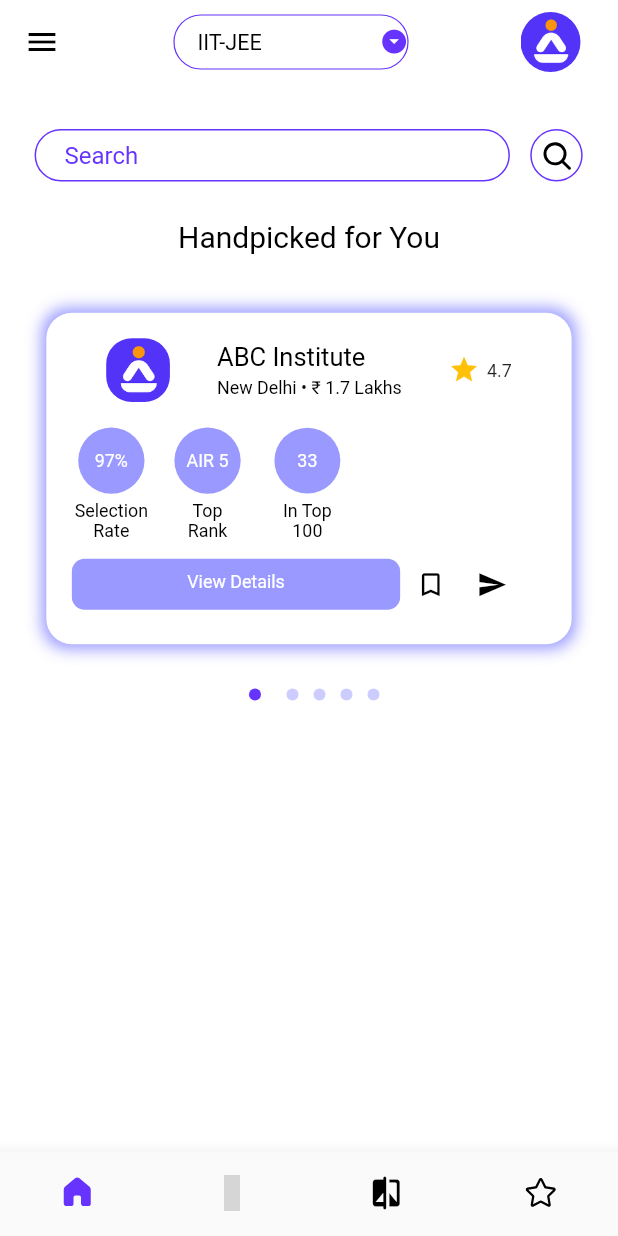
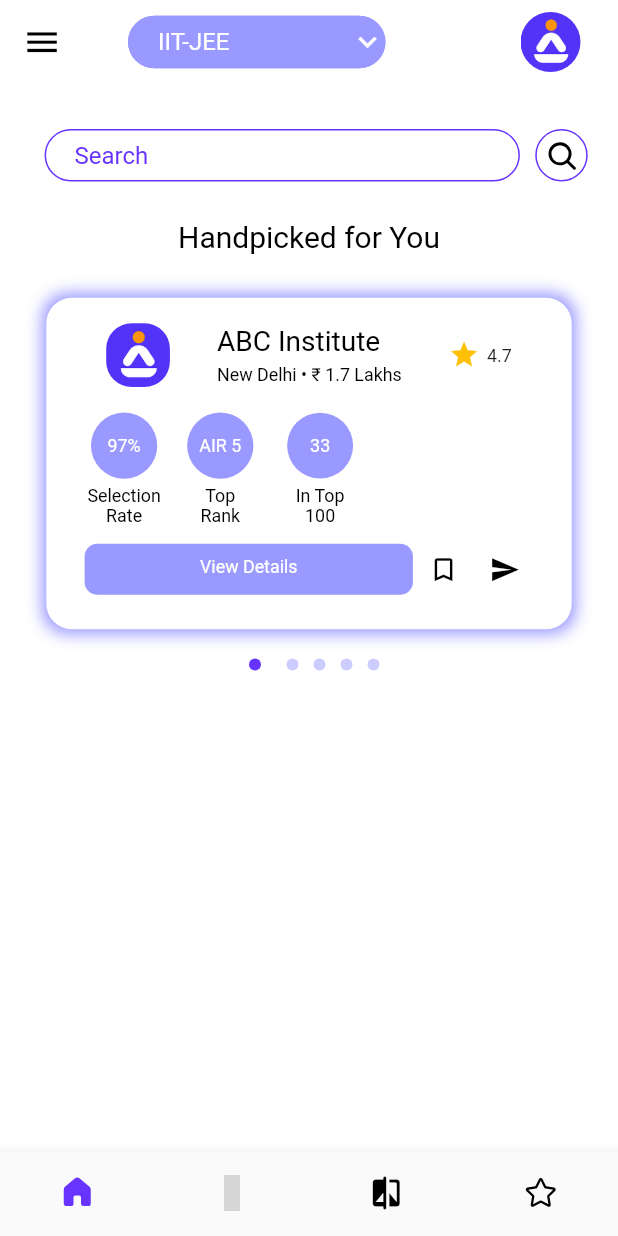
Before and after one commit to afterschoolcareer/afterschool_user_application, a Flutter app: the Homepage screen opened directly, on a phone screen of 412 x 824 dp. Run offline on Flutter 3.47's test engine with Material 2 defaults, Android fonts, the light colour scheme and no system bars; our stand-ins replace fluentui_icons, shared_preferences; accounts and stored records are empty; statements that could not run were skipped; grey boxes are pictures that could not be loaded.

Commit message:
enhanced app bar and card UI

```diff
--- a/lib/Homescreen/institute_card.dart
+++ b/lib/Homescreen/institute_card.dart
@@ -82,13 +82,14 @@ class _InstituteCardState extends State<InstituteCard> {
 
                 /* Institute name and Location and Fees */
                 Column(
+                  mainAxisAlignment: MainAxisAlignment.start,
                   crossAxisAlignment: CrossAxisAlignment.start,
                   children: [
                     Text(
                       name,
                       style: const TextStyle(
                         color: Colors.black,
-                        fontSize: 20,
+                        fontSize: 22,
                       ),
                     ),
                     const SizedBox(height: 5),
@@ -139,7 +140,7 @@ class _InstituteCardState extends State<InstituteCard> {
             const SizedBox(height: 20),
             /* data metrics */
             Container(
-              padding: const EdgeInsets.only(left: 10),
+              padding: const EdgeInsets.only(left: 20),
               child: Row(
                 children: [
                   Column(
@@ -239,7 +240,7 @@ class _InstituteCardState extends State<InstituteCard> {
             ),
             const SizedBox(height: 10),
             Container(
-              padding: const EdgeInsets.only(left: 10),
+              padding: const EdgeInsets.only(left: 20),
               child: Row(
                 children: [
                   InkWell(
--- a/lib/Homescreen/main_screen.dart
+++ b/lib/Homescreen/main_screen.dart
@@ -35,7 +35,7 @@ class _MainScreenState extends State<MainScreen> {
             child: Column(
               children: [
                 Container(
-                  padding: const EdgeInsets.only(top: 30, left: 10, right: 10),
+                  padding: const EdgeInsets.only(top: 30, left: 20, right: 10),
                   child: Row(
                     mainAxisAlignment: MainAxisAlignment.spaceEvenly,
                     children: [
@@ -100,7 +100,7 @@ class _MainScreenState extends State<MainScreen> {
                     )
                   ),
                 ),
-                const SizedBox(height: 20),
+                const SizedBox(height: 10),
 
                 /* Institute Card container */
                 SizedBox(
@@ -132,15 +132,12 @@ class _MainScreenState extends State<MainScreen> {
                 ),
 
                 /* Indicator container */
-                Container(
-                  padding: EdgeInsets.all(10),
-                  child: Row(
-                    mainAxisAlignment: MainAxisAlignment.center,
-                    children: [
-                      ...List.generate(advertisementList.length, (index) =>
-                      Indicator(isActive : pageIndex == index ? true : false))
-                    ],
-                  ),
+                Row(
+                  mainAxisAlignment: MainAxisAlignment.center,
+                  children: [
+                    ...List.generate(advertisementList.length, (index) =>
+                    Indicator(isActive : pageIndex == index ? true : false))
+                  ],
                 )
               ],
             ),
--- a/lib/home.dart
+++ b/lib/home.dart
@@ -72,28 +72,38 @@ class _HomepageState extends State<Homepage> {
         backgroundColor: Colors.white,
         leading: Builder(
           builder: (BuildContext) {
-            return IconButton(
-                onPressed: () => _scaffoldDrawer.currentState?.openDrawer(),
-                icon: const Icon(
-                  Icons.menu,
-                  color: Colors.black,
-                ));
+            return Transform.scale(
+              scale: 1.1,
+              child: IconButton(
+                  onPressed: () => _scaffoldDrawer.currentState?.openDrawer(),
+                  icon: const Icon(
+                    Icons.menu,
+                    color: Colors.black,
+                  )),
+            );
           },
         ),
         actions: [
           Row(
             children: [
               Container(
-                padding: const EdgeInsets.all(5),
-                width: width/2,
+                padding: const EdgeInsets.all(0),
+                height: 35,
+                //margin: const EdgeInsets.all(13),
+                decoration: const BoxDecoration(
+                  borderRadius: BorderRadius.all(Radius.circular(30.0)),
+                  color: Color(0xff9999ff)
+                ),
+                //padding: const EdgeInsets.all(5),
+                width: width/2.4,
                 child: Transform.scale(
-                  scale: 0.8,
+                  scale: 1,
                   child: DropdownButtonFormField<String>(
                     icon: const Icon(
-                      Icons.arrow_drop_down_circle,
-                      color: Color(0xff6633ff),
+                      Icons.keyboard_arrow_down_outlined,
+                      color: Colors.white,
                     ),
-                    dropdownColor: Colors.white,
+                    dropdownColor: Color(0xff6633ff),
                     items: course_choices.map((String choice) {
                       return DropdownMenuItem<String>(
                         value: choice,
@@ -102,8 +112,8 @@ class _HomepageState extends State<Homepage> {
                     }).toList(),
                     value: currentSelected,
                     style: const TextStyle(
-                      fontSize: 18,
-                      color: Colors.black
+                      fontSize: 16,
+                      color: Colors.white
                     ),
                     onChanged: (selectedValueNew) {
                       setState(() => currentSelected = selectedValueNew as String);
@@ -112,13 +122,13 @@ class _HomepageState extends State<Homepage> {
                       contentPadding: EdgeInsets.only(left: 20, right: 20),
                       enabledBorder: OutlineInputBorder(
                         borderSide:
-                        BorderSide(color: Color(0xff6633ff)),
+                        BorderSide(color: Color(0xff9999ff)),
                         borderRadius: BorderRadius.all(
                             Radius.circular(30.0)),
                       ),
                       focusedBorder: OutlineInputBorder(
                         borderSide: BorderSide(
-                            color: Color(0xff6633ff)),
+                            color: Color(0xff9999ff)),
                         borderRadius: BorderRadius.all(
                             Radius.circular(30.0)),
                       ),
@@ -126,7 +136,7 @@ class _HomepageState extends State<Homepage> {
                   ),
                 ),
               ),
-              const SizedBox(width: 50),
+              const SizedBox(width: 90),
               InkWell(
                 onTap: () => print("Profile icon tapped"),
                 child: Container(
```
